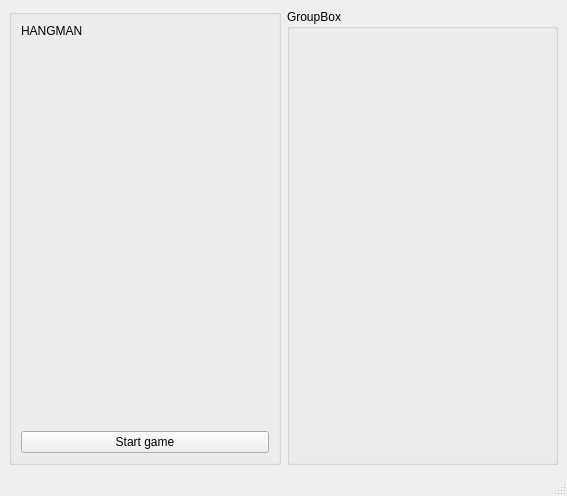
Before: the Qt Designer form QtHangman/mainwindow.ui in xanderaerts/QtHangman, drawn with Qt 5.
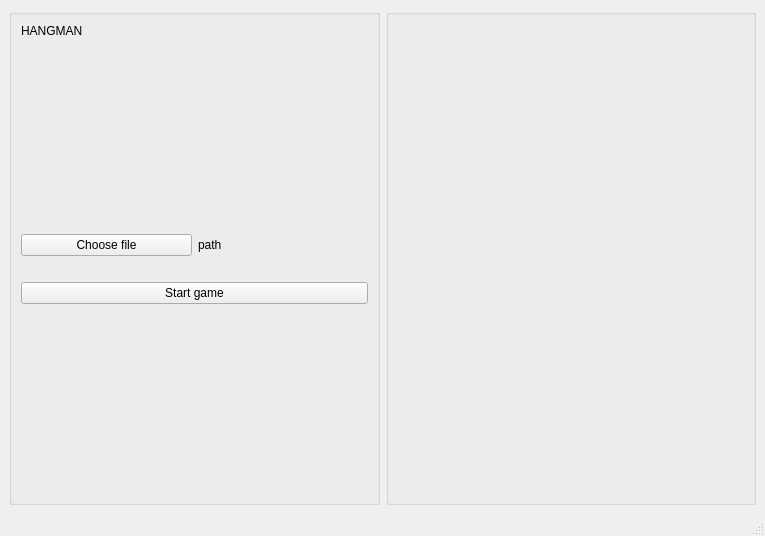
After: the same form once the commit is applied.

```diff
--- a/QtHangman/mainwindow.ui
+++ b/QtHangman/mainwindow.ui
@@ -6,20 +6,22 @@
    <rect>
     <x>0</x>
     <y>0</y>
-    <width>567</width>
-    <height>496</height>
+    <width>765</width>
+    <height>536</height>
    </rect>
   </property>
   <property name="windowTitle">
    <string>MainWindow</string>
   </property>
   <widget class="QWidget" name="centralwidget">
-   <layout class="QHBoxLayout" name="horizontalLayout">
+   <layout class="QHBoxLayout" name="horizontalLayout_2">
     <item>
      <widget class="QGroupBox" name="groupBox_startScreen">
       <property name="title">
        <string/>
       </property>
+      <layout class="QVBoxLayout" name="verticalLayout_2">
+       <item>
       <layout class="QVBoxLayout" name="verticalLayout">
        <item>
         <widget class="QLabel" name="label_title">
@@ -29,18 +31,43 @@
         </widget>
        </item>
        <item>
-        <spacer name="verticalSpacer">
+          <spacer name="verticalSpacer_2">
          <property name="orientation">
           <enum>Qt::Vertical</enum>
          </property>
          <property name="sizeHint" stdset="0">
           <size>
-           <width>20</width>
-           <height>267</height>
+             <width>17</width>
+             <height>78</height>
           </size>
          </property>
         </spacer>
        </item>
+         <item>
+          <layout class="QHBoxLayout" name="horizontalLayout">
+           <item>
+            <widget class="QPushButton" name="pushButton_chooseFile">
+             <property name="text">
+              <string>Choose file</string>
+             </property>
+            </widget>
+           </item>
+           <item>
+            <widget class="QLabel" name="label_fileName">
+             <property name="text">
+              <string>path</string>
+             </property>
+            </widget>
+           </item>
+          </layout>
+         </item>
+         <item>
+          <widget class="QLabel" name="label_errorMsg">
+           <property name="text">
+            <string/>
+           </property>
+          </widget>
+         </item>
        <item>
         <widget class="QPushButton" name="pushButton_Start">
          <property name="text">
@@ -48,13 +75,28 @@
          </property>
         </widget>
        </item>
+         <item>
+          <spacer name="verticalSpacer">
+           <property name="orientation">
+            <enum>Qt::Vertical</enum>
+           </property>
+           <property name="sizeHint" stdset="0">
+            <size>
+             <width>17</width>
+             <height>38</height>
+            </size>
+           </property>
+          </spacer>
+         </item>
+        </layout>
+       </item>
       </layout>
      </widget>
     </item>
     <item>
      <widget class="QGroupBox" name="groupBox_gameScreen">
       <property name="title">
-       <string>GroupBox</string>
+       <string/>
       </property>
      </widget>
     </item>
```
Left out of the diff: 2 changed lines with no effect on the pictures. Lines whose indentation alone changed are shown as unchanged.
